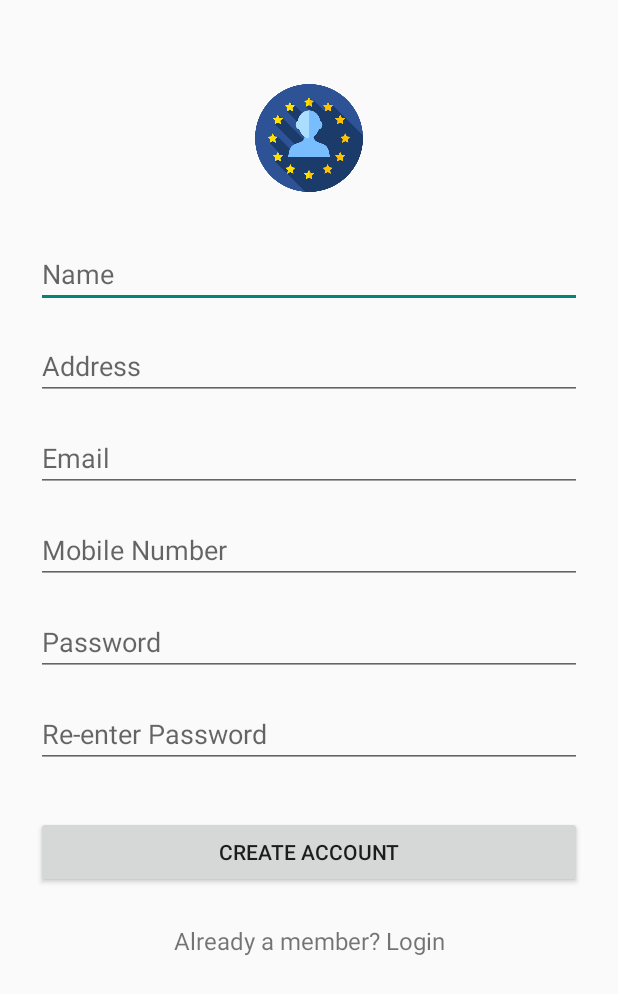
After one commit to corradodiba/Ue-Informative-System, an Android app: the layout activity_signup.xml on its own in the app's theme, with its tools: preview values and no code run, on a phone screen of 412 x 824 dp. The commit adds this screen. Shown: the top 994 px of the screen. Run offline under Robolectric (Android 15) with nearby library versions, the phone set to English and light mode, and no system bars.

Commit message:
added SignupActivity features and layout. Updated manifest.

```diff
--- a/app/src/main/AndroidManifest.xml
+++ b/app/src/main/AndroidManifest.xml
@@ -17,7 +17,7 @@
             </intent-filter>
         </activity>
         <activity android:name=".LoginActivity" android:theme="@style/AppTheme.Dark" />
-       <!-- <activity android:name="com.sourcey.materiallogindemo.SignupActivity" android:theme="@style/AppTheme.Dark" /> -->
+        <activity android:name=".SignupActivity" android:theme="@style/AppTheme.Dark" />
     </application>
 
 </manifest>
--- a/app/src/main/java/com/github/corradodiba/ue_informative_system/LoginActivity.java
+++ b/app/src/main/java/com/github/corradodiba/ue_informative_system/LoginActivity.java
@@ -47,7 +47,7 @@ public class LoginActivity extends AppCompatActivity {
             @Override
             public void onClick(View v) {
                 // Start the Signup activity
-                Intent intent = new Intent(getApplicationContext(), MainActivity.class);
+                Intent intent = new Intent(getApplicationContext(), SignupActivity.class);
                 startActivityForResult(intent, REQUEST_SIGNUP);
                 finish();
                 overridePendingTransition(R.anim.push_left_in, R.anim.push_left_out);
--- /dev/null
+++ b/app/src/main/res/layout/activity_signup.xml
@@ -0,0 +1,112 @@
+<?xml version="1.0" encoding="utf-8"?>
+<ScrollView
+    xmlns:android="http://schemas.android.com/apk/res/android"
+    android:layout_width="fill_parent"
+    android:layout_height="fill_parent"
+    android:fitsSystemWindows="true">
+
+    <LinearLayout
+        android:orientation="vertical"
+        android:layout_width="match_parent"
+        android:layout_height="wrap_content"
+        android:paddingTop="56dp"
+        android:paddingLeft="24dp"
+        android:paddingRight="24dp">
+
+        <ImageView android:src="@drawable/logo"
+            android:layout_width="wrap_content"
+            android:layout_height="72dp"
+            android:layout_marginBottom="24dp"
+            android:layout_gravity="center_horizontal" />
+
+        <!-- Name Label -->
+        <androidx.appcompat.widget.AppCompatEditText
+            android:layout_marginTop="8dp"
+            android:layout_marginBottom="8dp"
+            android:id="@+id/input_name"
+            android:layout_width="match_parent"
+            android:layout_height="wrap_content"
+            android:inputType="textPersonName"
+            android:hint="Name"
+        />
+
+
+        <!-- Address Label -->
+        <androidx.appcompat.widget.AppCompatEditText
+            android:layout_marginTop="8dp"
+            android:layout_marginBottom="8dp"
+            android:id="@+id/input_address"
+            android:layout_width="match_parent"
+            android:layout_height="wrap_content"
+            android:inputType="textPostalAddress"
+            android:hint="Address"
+        />
+
+
+        <!--  Email Label -->
+        <androidx.appcompat.widget.AppCompatEditText
+            android:layout_marginTop="8dp"
+            android:layout_marginBottom="8dp"
+            android:id="@+id/input_email"
+            android:layout_width="match_parent"
+            android:layout_height="wrap_content"
+            android:inputType="textEmailAddress"
+            android:hint="Email"
+        />
+
+
+        <!-- mobile number -->
+        <androidx.appcompat.widget.AppCompatEditText
+            android:layout_marginTop="8dp"
+            android:layout_marginBottom="8dp"
+            android:id="@+id/input_mobile"
+            android:layout_width="match_parent"
+            android:layout_height="wrap_content"
+            android:inputType="number"
+            android:hint="Mobile Number"
+        />
+
+        <!-- Password Label -->
+        <androidx.appcompat.widget.AppCompatEditText
+            android:layout_marginTop="8dp"
+            android:layout_marginBottom="8dp"
+            android:id="@+id/input_password"
+            android:layout_width="match_parent"
+            android:layout_height="wrap_content"
+            android:inputType="textPassword"
+            android:hint="Password"
+        />
+
+        <!-- Password Re-enter Label -->
+        <androidx.appcompat.widget.AppCompatEditText
+            android:layout_marginTop="8dp"
+            android:layout_marginBottom="8dp"
+            android:id="@+id/input_reEnterPassword"
+            android:layout_width="match_parent"
+            android:layout_height="wrap_content"
+            android:inputType="textPassword"
+            android:hint="Re-enter Password"
+        />
+
+        <!-- Signup Button -->
+        <androidx.appcompat.widget.AppCompatButton
+            android:id="@+id/btn_signup"
+            android:layout_width="fill_parent"
+            android:layout_height="wrap_content"
+            android:layout_marginTop="24dp"
+            android:layout_marginBottom="24dp"
+            android:padding="12dp"
+            android:text="Create Account"
+        />
+
+        <TextView android:id="@+id/link_login"
+            android:layout_width="fill_parent"
+            android:layout_height="wrap_content"
+            android:layout_marginBottom="24dp"
+            android:text="Already a member? Login"
+            android:gravity="center"
+            android:textSize="16dip"
+        />
+
+    </LinearLayout>
+</ScrollView>
```
Also changed, not shown: app/src/main/java/com/github/corradodiba/ue_informative_system/SignupActivity.java (added, +164 -0 lines).
